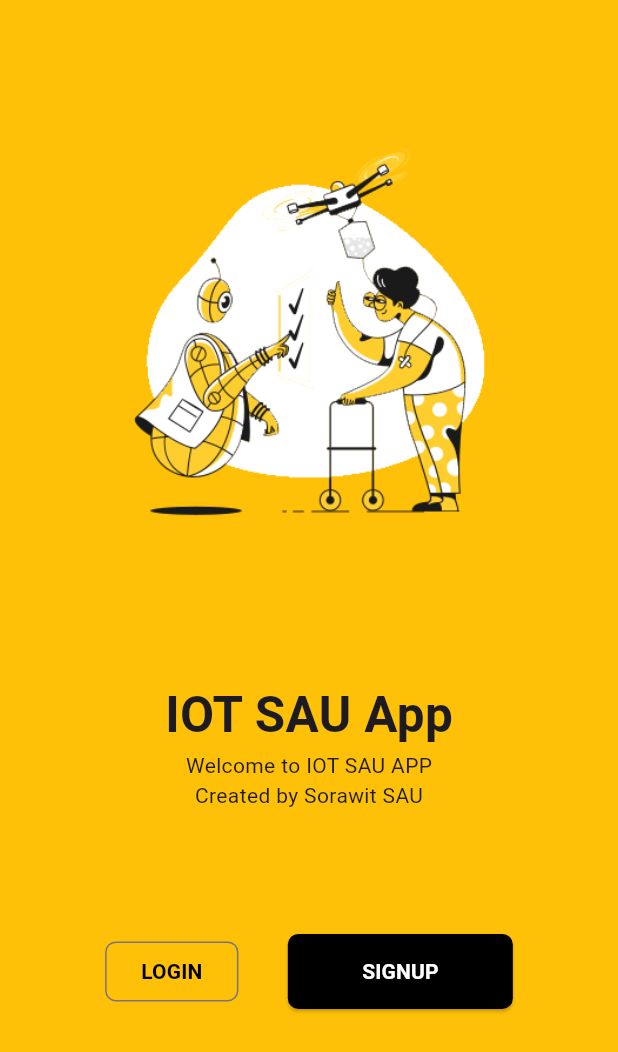
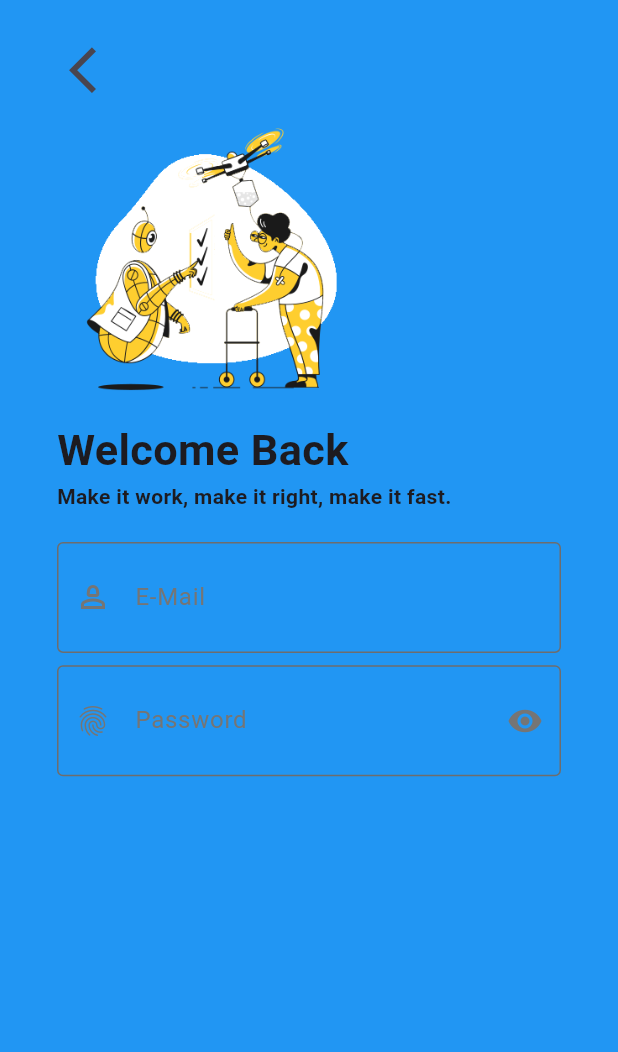
Before and after one commit to lSoLoVEl/iot_sau_first_mobile_project, a Flutter app: the screen it shows after launch, after a tap on "LOGIN", on a phone screen of 412 x 824 dp. Shown: the top 1052 px of the screen. Run offline on Flutter 3.47's test engine with Material 3 defaults, Android fonts, the phone set to English and light mode, and no system bars.

Commit message:
v1.3:ทำหน้าที่สอง login singup

```diff
--- /dev/null
+++ b/lib/views/login_ui.dart
@@ -0,0 +1,133 @@
+import 'package:flutter/material.dart';
+
+class LoginUI extends StatefulWidget {
+  const LoginUI({super.key});
+
+  @override
+  State<LoginUI> createState() => _LoginUIState();
+}
+
+class _LoginUIState extends State<LoginUI> {
+  @override
+  Widget build(BuildContext context) {
+    return Center(
+      child: Scaffold(
+        backgroundColor: Colors.blue,
+        body: Padding(
+          padding: EdgeInsets.only(
+            left: 38.0,
+            right: 38.0,
+          ),
+          child: Column(
+            children: [
+              SizedBox(
+                height: MediaQuery.of(context).size.height * 0.025,
+              ),
+              Align(
+                alignment: Alignment.centerLeft,
+                child: IconButton(
+                  onPressed: () {
+                    Navigator.pop(context);
+                  },
+                  icon: Icon(
+                    Icons.arrow_back_ios,
+                    size: MediaQuery.of(context).size.height * 0.045,
+                  ),
+                ),
+              ),
+              Align(
+                alignment: Alignment.centerLeft,
+                child: Image.asset(
+                  'assets/images/logo.png',
+                  height: MediaQuery.of(context).size.height * 0.25,
+                ),
+              ),
+              Align(
+                alignment: Alignment.centerLeft,
+                child: Text(
+                  'Welcome Back',
+                  style: TextStyle(
+                    fontSize: MediaQuery.of(context).size.height * 0.035,
+                    fontWeight: FontWeight.bold,
+                  ),
+                ),
+              ),
+              Align(
+                alignment: Alignment.centerLeft,
+                child: Text(
+                  'Make it work, make it right, make it fast.',
+                  style: TextStyle(
+                    fontSize: MediaQuery.of(context).size.height * 0.017,
+                    fontWeight: FontWeight.bold,
+                  ),
+                ),
+              ),
+              SizedBox(
+                height: MediaQuery.of(context).size.height * 0.025,
+              ),
+              TextField(
+                decoration: InputDecoration(
+                  enabledBorder: OutlineInputBorder(
+                    borderSide: BorderSide(
+                      color: Color.fromARGB(255, 110, 109, 109),
+                    ),
+                  ),
+                  focusedBorder: OutlineInputBorder(
+                    borderSide: BorderSide(
+                      color: Color.fromARGB(255, 110, 109, 109),
+                    ),
+                  ),
+                  prefixIcon: Icon(
+                    Icons.person_2_outlined,
+                    color: Colors.grey[600],
+                  ),
+                  hintText: 'E-Mail',
+                  hintStyle: TextStyle(
+                    color: Colors.grey[600],
+                  ),
+                  isCollapsed: true,
+                  contentPadding: EdgeInsets.symmetric(
+                    vertical: 25.0,
+                  ),
+                ),
+              ),
+              SizedBox(
+                height: MediaQuery.of(context).size.height * 0.01,
+              ),
+              TextField(
+                decoration: InputDecoration(
+                  enabledBorder: OutlineInputBorder(
+                    borderSide: BorderSide(
+                      color: Color.fromARGB(255, 110, 109, 109),
+                    ),
+                  ),
+                  focusedBorder: OutlineInputBorder(
+                    borderSide: BorderSide(
+                      color: Color.fromARGB(255, 110, 109, 109),
+                    ),
+                  ),
+                  prefixIcon: Icon(
+                    Icons.fingerprint,
+                    color: Colors.grey[600],
+                  ),
+                  hintText: 'Password',
+                  hintStyle: TextStyle(
+                    color: Colors.grey[600],
+                  ),
+                  isCollapsed: true,
+                  contentPadding: EdgeInsets.symmetric(
+                    vertical: 25.0,
+                  ),
+                  suffixIcon: Icon(
+                    Icons.visibility,
+                    color: Colors.grey[600],
+                  )
+                ),
+              ),
+            ],
+          ),
+        ),
+      ),
+    );
+  }
+}
--- a/lib/views/signin_ui.dart
+++ /dev/null
@@ -1,15 +0,0 @@
-import 'package:flutter/material.dart';
-
-class SigninUI extends StatefulWidget {
-  const SigninUI({super.key});
-
-  @override
-  State<SigninUI> createState() => _SigninUIState();
-}
-
-class _SigninUIState extends State<SigninUI> {
-  @override
-  Widget build(BuildContext context) {
-    return  Scaffold();
-  }
-}
--- a/lib/views/signup_ui.dart
+++ b/lib/views/signup_ui.dart
@@ -10,6 +10,8 @@ class SignupUI extends StatefulWidget {
 class _SignupUIState extends State<SignupUI> {
   @override
   Widget build(BuildContext context) {
-    return  Scaffold();
+    return  Scaffold(
+      backgroundColor: Colors.pinkAccent,
+    );
   }
 }
--- a/lib/views/welcome_ui.dart
+++ b/lib/views/welcome_ui.dart
@@ -1,6 +1,8 @@
 // ignore_for_file: sort_child_properties_last
 
 import 'package:flutter/material.dart';
+import 'package:iot_sau_frist_mobile_project/views/login_ui.dart';
+import 'package:iot_sau_frist_mobile_project/views/signup_ui.dart';
 
 class WelcomeUI extends StatefulWidget {
   const WelcomeUI({super.key});
@@ -48,7 +50,15 @@ class _WelcomeUIState extends State<WelcomeUI> {
               mainAxisAlignment: MainAxisAlignment.center,
               children: [
                 OutlinedButton(
-                  onPressed: () {},
+                  onPressed: () {
+                    //เปิดหน้าขอแบบย้อนกลับได้
+                    Navigator.push(
+                      context,
+                      MaterialPageRoute(
+                        builder: (context) => LoginUI(),
+                      ),
+                    );
+                  },
                   child: Text(
                     'LOGIN',
                     style: TextStyle(
@@ -67,27 +77,31 @@ class _WelcomeUIState extends State<WelcomeUI> {
                   width: MediaQuery.of(context).size.height * 0.04,
                 ),
                 ElevatedButton(
-                  onPressed: () {},
+                  onPressed: () {
+                    //เปิดหน้าขอแบบย้อนกลับได้
+                    Navigator.push(
+                      context,
+                      MaterialPageRoute(
+                        builder: (context) => SignupUI(),
+                      ),
+                    );
+                  },
                   child: Text(
                     'SIGNUP',
                     style: TextStyle(
                       fontWeight: FontWeight.bold,
                       color: Colors.white,
-
                     ),
                   ),
                   style: ElevatedButton.styleFrom(
-                    fixedSize: Size(
-                      150,50
-                    ),
+                    fixedSize: Size(150, 50),
                     backgroundColor: Colors.black,
                     shape: RoundedRectangleBorder(
                       borderRadius: BorderRadius.circular(
                           7.0), //แนะนำให้ใส่เป้นตัวเลขกำหนดไปเลย
-                ),
                     ),
                   ),
-
+                ),
               ],
             ),
           ],
```
